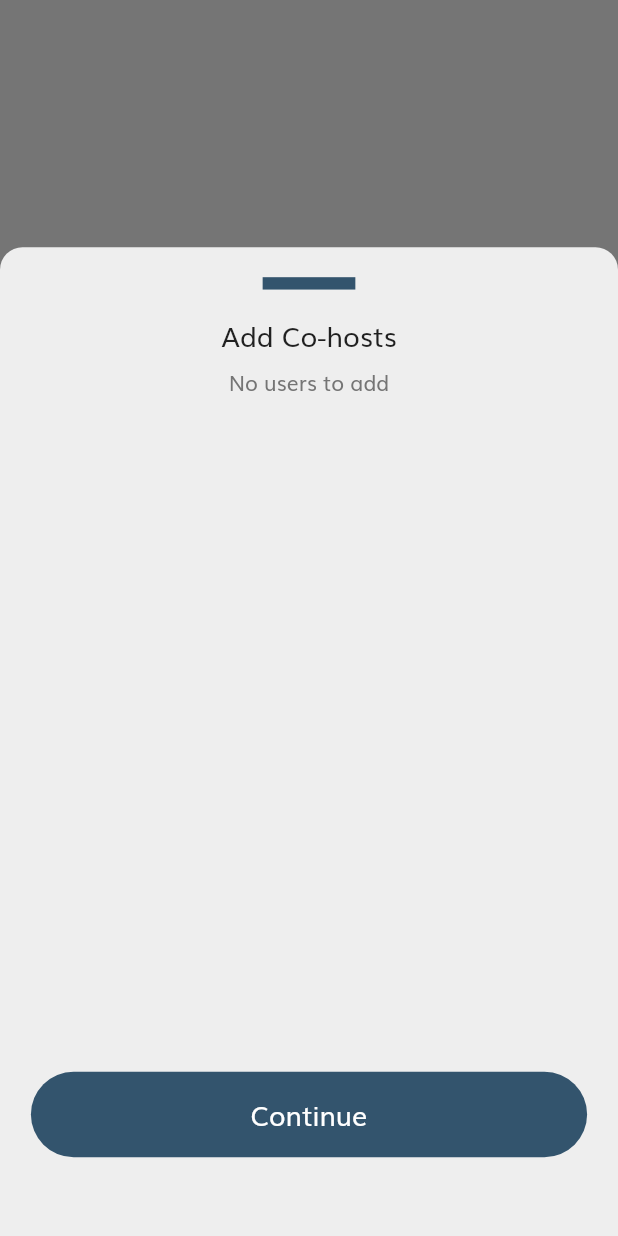
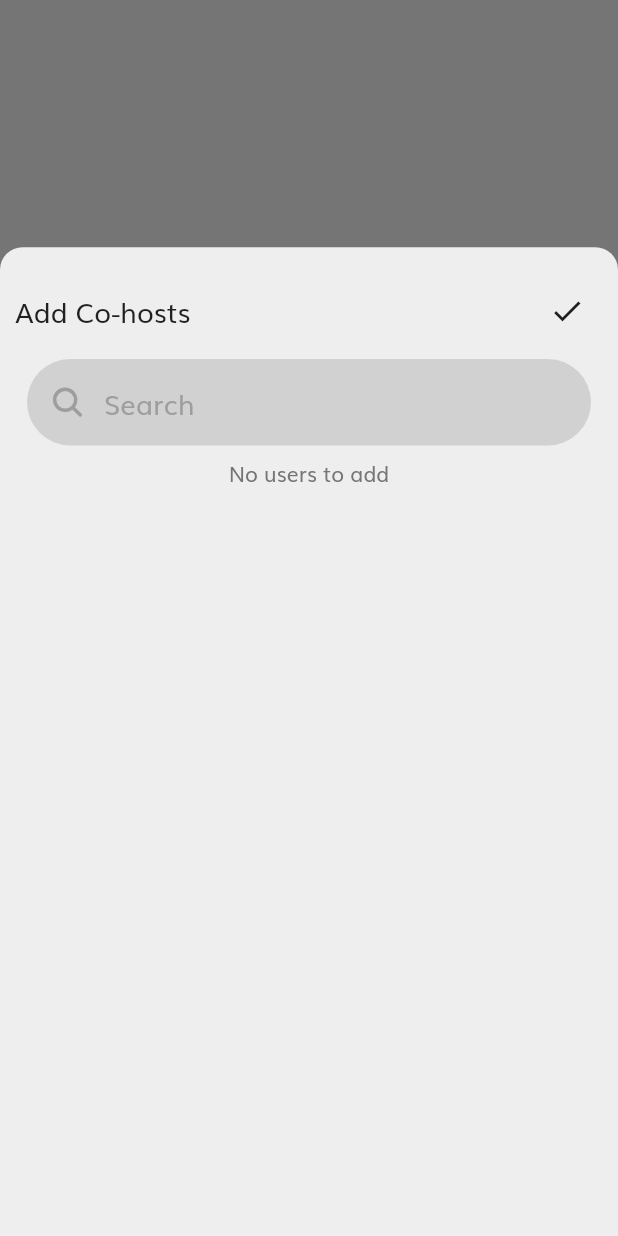
Before and after one commit to freddysundowner/notifications, a Flutter app: what showAddCoHostBottomSheet() shows on an empty page, opened directly, on a phone screen of 412 x 824 dp. Run offline on Flutter 3.47's test engine with Material 2 defaults, Android fonts, the phone set to English and light mode, and no system bars; our stand-ins replace cached_network_image, cloud_firestore, connectivity_plus, firebase_auth, firebase_core, firebase_storage and 9 more; missing offline and left inert: agora_rtc_engine, onesignal_flutter; accounts and stored records are empty; network calls fail.

Commit message:
Add cohosts in private room

```diff
--- a/lib/models/room_model.dart
+++ b/lib/models/room_model.dart
@@ -30,10 +30,11 @@ class RoomModel {
       this.productPrice,
       this.v,
       this.token,
-      this.roomType});
+      this.roomType, this.invitedhostIds});
 
   List<Product>? productIds;
   List<OwnerId>? hostIds = [];
+  List<String>? invitedhostIds = [];
   List<OwnerId>? userIds = [];
   List<OwnerId>? raisedHands = [];
   List<OwnerId>? speakerIds = [];
@@ -83,6 +84,7 @@ class RoomModel {
       shopId: json["ownerId"] == null
           ? null
           : UserModel.fromJson(json["ownerId"]).shopId,
+  invitedhostIds: json["invitedhostIds"] == null ? [] : List<String>.from(json["invitedhostIds"].map((x) => x)),
       productPrice: json["productPrice"],
       v: json["__v"],
       token: json["token"],
--- a/lib/screens/home/create_room.dart
+++ b/lib/screens/home/create_room.dart
@@ -614,20 +614,91 @@ Future<dynamic> showAddCoHostBottomSheet(BuildContext context,
             builder: (BuildContext productContext,
                 ScrollController scrollController) {
               return Padding(
-                padding: const EdgeInsets.all(20.0),
+                padding: const EdgeInsets.all(10.0),
                 child: Column(
                   children: [
-                    Container(
-                      color: Theme.of(productContext).primaryColor,
+                    // Container(
+                    //   color: Theme.of(productContext).primaryColor,
+                    //   height: 0.01.sh,
+                    //   width: 0.15.sw,
+                    // ),
+                    SizedBox(
                       height: 0.01.sh,
-                      width: 0.15.sw,
+                    ),
+                    Row(
+                      mainAxisAlignment: MainAxisAlignment.spaceBetween,
+                      children: [
+                        Text(
+                          "Add Co-hosts",
+                          style: TextStyle(color: Colors.black87, fontSize: 16.sp),
+                        ),
+                        IconButton(
+                            onPressed: () async {
+                              Get.back();
+                              if (private != null && private == true && _homeController.roomHosts.length > 1) {
+                                showProductBottomSheet(context);
+                                await _homeController.fetchUserProducts();
+                              }
+
+                            },
+                            icon: const Icon(Icons.done))
+                      ],
                     ),
                     SizedBox(
-                      height: 0.02.sh,
+                      height: 0.01.sh,
                     ),
-                    Text(
-                      "Add Co-hosts",
-                      style: TextStyle(color: Colors.black87, fontSize: 16.sp),
+                    Padding(
+                      padding: const EdgeInsets.only(left: 8.0, right: 8.0),
+                      child: Container(
+                        padding: const EdgeInsets.only(left: 15.0, right: 10.0),
+                        height: 0.07.sh,
+                        decoration: BoxDecoration(
+                            color: Colors.black12,
+                            borderRadius: BorderRadius.circular(30)),
+                        child: Row(
+                          children: [
+                            const Icon(
+                              Ionicons.search,
+                              color: Colors.grey,
+                            ),
+                            SizedBox(
+                              width: 0.03.sw,
+                            ),
+                            Expanded(
+                              child: Center(
+                                child: TextField(
+                                  controller:
+                                  _homeController.searchUsersController,
+                                  autofocus: false,
+                                  autocorrect: false,
+                                  enableSuggestions: false,
+                                  keyboardType: TextInputType.visiblePassword,
+                                  onChanged: (text) =>
+                                      _homeController.searchUsers(),
+                                  decoration: InputDecoration(
+                                    hintText: "Search",
+                                    hintStyle: TextStyle(
+                                        color: Colors.grey,
+                                        fontSize: 16.sp,
+                                        decoration: TextDecoration.none),
+                                    border: InputBorder.none,
+                                    disabledBorder: InputBorder.none,
+                                    enabledBorder: InputBorder.none,
+                                    focusedBorder: InputBorder.none,
+                                    errorBorder: InputBorder.none,
+                                    focusedErrorBorder: InputBorder.none,
+                                    contentPadding: EdgeInsets.zero,
+                                  ),
+                                  style: TextStyle(
+                                      color: Colors.black,
+                                      fontSize: 16.sp,
+                                      decoration: TextDecoration.none),
+                                ),
+                              ),
+                            )
+                          ],
+                        ),
+                      ),
                     ),
                     SizedBox(
                       height: 0.01.sh,
@@ -636,7 +707,7 @@ Future<dynamic> showAddCoHostBottomSheet(BuildContext context,
                       return _homeController.allUsersLoading.isFalse
                           ? SizedBox(
                               height: 0.55.sh,
-                              child: _homeController.allUsers.isNotEmpty
+                              child: _homeController.searchedUsers.isNotEmpty
                                   ? GridView.builder(
                                       scrollDirection: Axis.vertical,
                                       shrinkWrap: true,
@@ -647,10 +718,10 @@ Future<dynamic> showAddCoHostBottomSheet(BuildContext context,
                                         childAspectRatio: 0.9,
                                       ),
                                       itemCount:
-                                          _homeController.allUsers.length,
+                                          _homeController.searchedUsers.length,
                                       itemBuilder: (context, index) {
                                         UserModel user = UserModel.fromJson(
-                                            _homeController.allUsers
+                                            _homeController.searchedUsers
                                                 .elementAt(index));
                                         return InkWell(
                                           onTap: () {
@@ -673,7 +744,7 @@ Future<dynamic> showAddCoHostBottomSheet(BuildContext context,
                                                       const EdgeInsets.all(8.0),
                                                   child: Center(
                                                     child: user.profilePhoto ==
-                                                            ""
+                                                            "" || user.profilePhoto == null
                                                         ? CircleAvatar(
                                                             radius: 35,
                                                             backgroundColor:
@@ -715,7 +786,7 @@ Future<dynamic> showAddCoHostBottomSheet(BuildContext context,
                                                 );
                                               }),
                                               Text(
-                                                "${user.userName}",
+                                                user.userName.toString().length > 5 ? "${user.userName}".substring(0, 5) + "..." : "${user.userName}",
                                                 style: TextStyle(
                                                     color: Colors.black87,
                                                     fontSize: 16.sp),
@@ -730,15 +801,15 @@ Future<dynamic> showAddCoHostBottomSheet(BuildContext context,
                     SizedBox(
                       height: 0.02.sh,
                     ),
-                    InkWell(
-                        onTap: () async {
-                          Get.back();
-                          if (private != null && private == true && _homeController.roomHosts.length > 1) {
-                            showProductBottomSheet(context);
-                            await _homeController.fetchUserProducts();
-                          }
-                        },
-                        child: Button(text: "Continue", width: 0.9.sw))
+                    // InkWell(
+                    //     onTap: () async {
+                    //       Get.back();
+                    //       if (private != null && private == true && _homeController.roomHosts.length > 1) {
+                    //         showProductBottomSheet(context);
+                    //         await _homeController.fetchUserProducts();
+                    //       }
+                    //     },
+                    //     child: Button(text: "Continue", width: 0.9.sw))
                   ],
                 ),
               );
--- a/lib/screens/home/home_page.dart
+++ b/lib/screens/home/home_page.dart
@@ -42,7 +42,7 @@ class HomePage extends StatelessWidget {
   Widget build(BuildContext context) {
     SystemChannels.lifecycle.setMessageHandler((msg) async {
       print('SystemChannels---> $msg');
-      RoomController().leaveRommWhenKilled();
+      RoomController().leaveRoomWhenKilled();
     });
 
     print(
@@ -265,7 +265,7 @@ class HomePage extends StatelessWidget {
                       if (roomModel.id != null) {
                         await _homeController.joinRoom(roomModel.id!);
                       } else {
-                        Get.snackbar('', "Room ended");
+                        Get.snackbar('', "Room is no longer available");
                       }
                     },
                     child: Padding(
```
Also changed, not shown: lib/controllers/room_controller.dart (+10 -7 lines), lib/screens/room/room_page.dart (+9 -1 lines).
